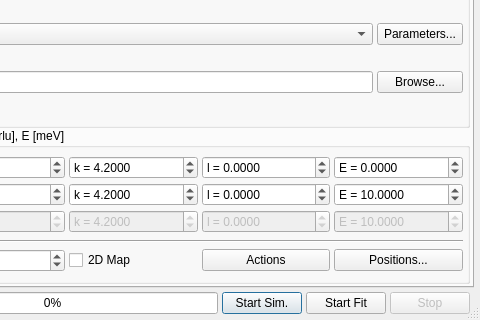
Old version of the form ui/monteconvo.ui in the repository tweber-ill/ill_mirror-takin2-core; both pictures show x 119 to 599 and y 373 to 693 of the 599 by 693 pixel window.
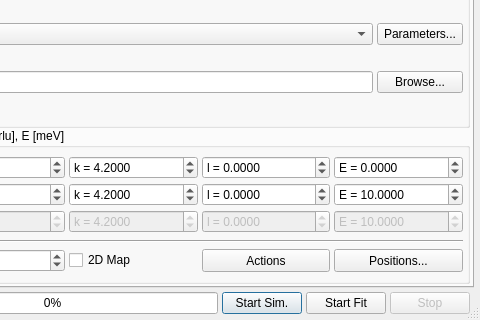
New version of the form. Custom widgets are drawn as their Qt base class.

What changed in the file:
```diff
--- a/ui/monteconvo.ui
+++ b/ui/monteconvo.ui
@@ -771,6 +771,12 @@
             <property name="text">
              <string>Positions...</string>
             </property>
+            <property name="sizePolicy">
+             <sizepolicy hsizetype="Preferred" vsizetype="Preferred">
+              <horstretch>0</horstretch>
+              <verstretch>0</verstretch>
+             </sizepolicy>
+            </property>
            </widget>
           </item>
           <item row="0" column="2">
@@ -837,6 +843,12 @@
             <property name="text">
              <string>Actions</string>
             </property>
+            <property name="sizePolicy">
+             <sizepolicy hsizetype="Preferred" vsizetype="Preferred">
+              <horstretch>0</horstretch>
+              <verstretch>0</verstretch>
+             </sizepolicy>
+            </property>
            </widget>
           </item>
           <item row="4" column="2">
```
